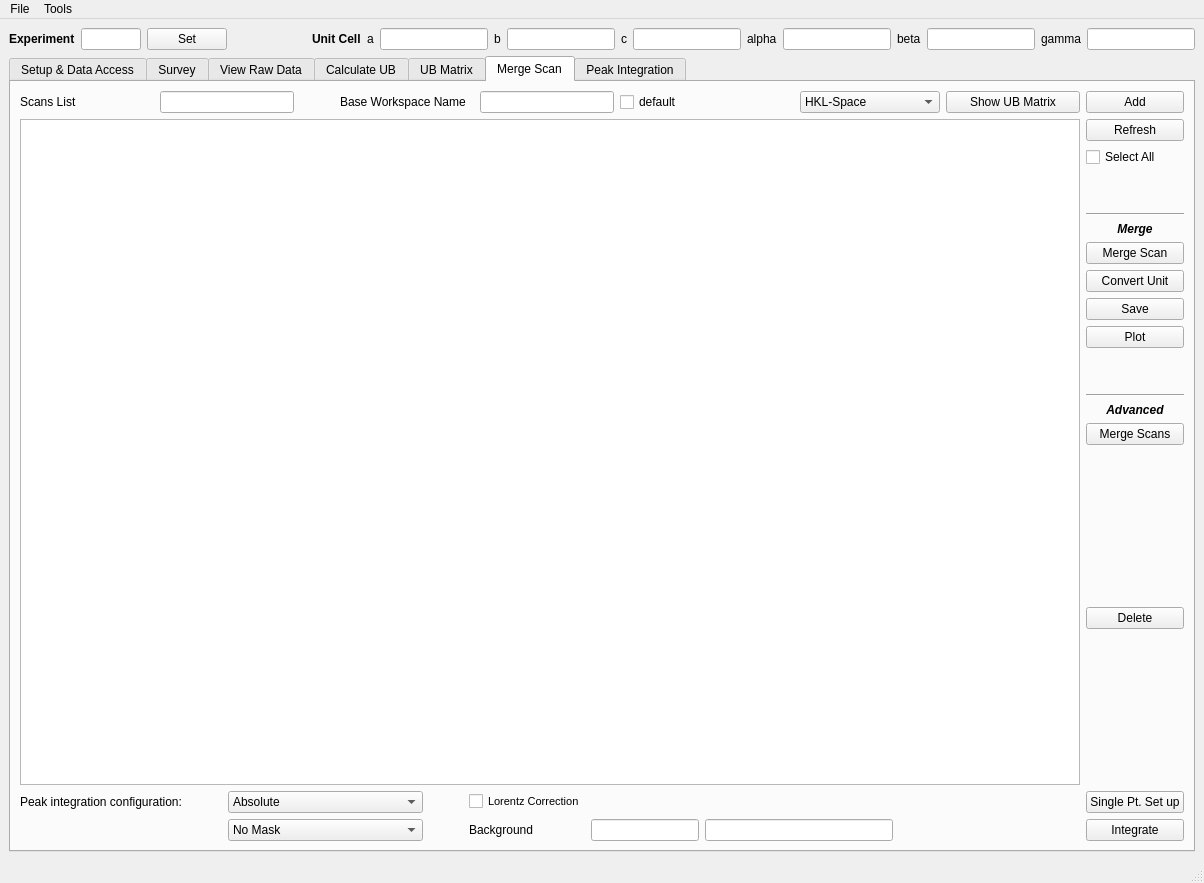
The window that scripts/HFIR_4Circle_Reduction/MainWindow.ui (mantidproject/mantid) describes before a commit, drawn with Qt 5.
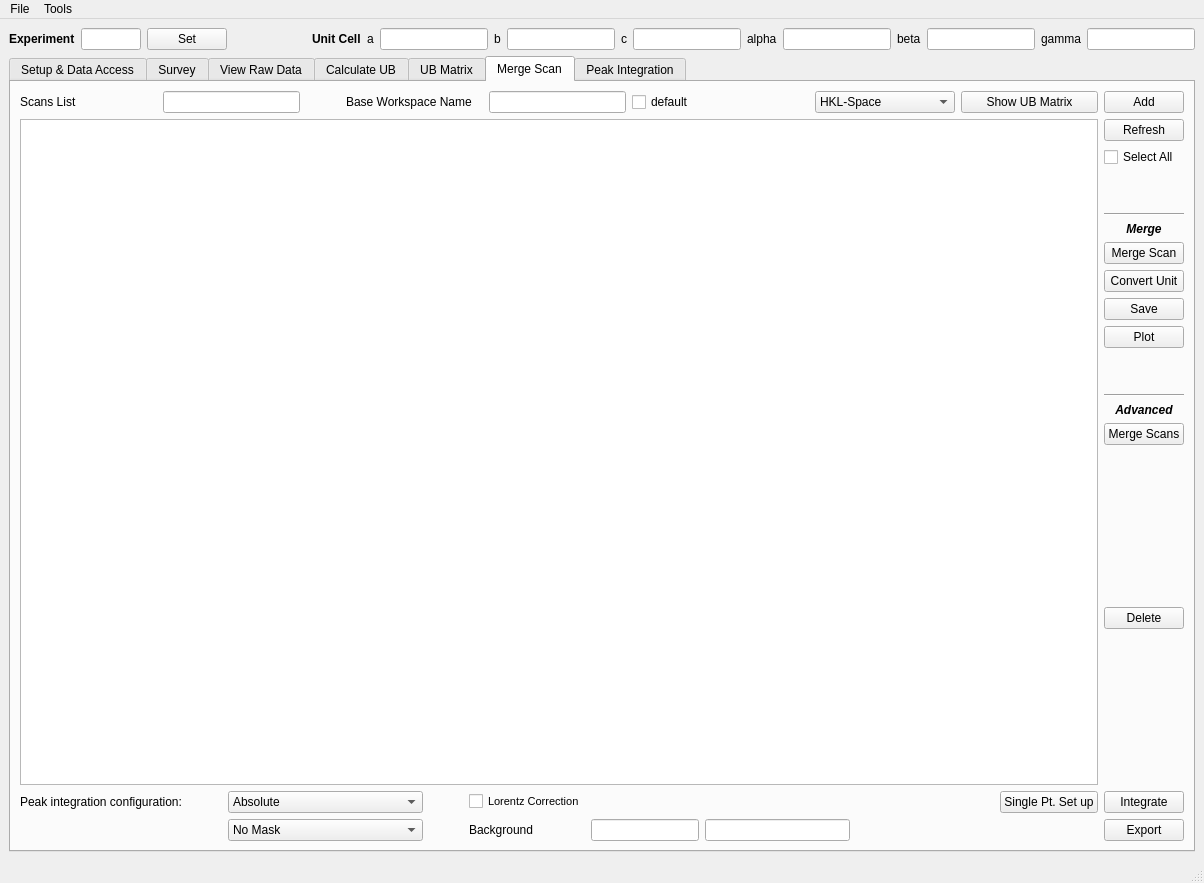
The same window after the commit. Custom widgets are drawn as their Qt base class.

Commit message: Refs #14366 and #14031. Checkpointing improvement.

The edit to the form file:
```diff
--- a/scripts/HFIR_4Circle_Reduction/MainWindow.ui
+++ b/scripts/HFIR_4Circle_Reduction/MainWindow.ui
@@ -2701,6 +2701,16 @@
            <layout class="QGridLayout" name="gridLayout_4">
             <item row="4" column="0">
              <layout class="QGridLayout" name="gridLayout_22">
+              <item row="0" column="8">
+               <widget class="QPushButton" name="pushButton_setupPeakIntegration">
+                <property name="toolTip">
+                 <string>&lt;html&gt;&lt;head/&gt;&lt;body&gt;&lt;p&gt;Switch to tab 'Peak Integrate' to set up options for peak integration&lt;/p&gt;&lt;/body&gt;&lt;/html&gt;</string>
+                </property>
+                <property name="text">
+                 <string>Single Pt. Set up</string>
+                </property>
+               </widget>
+              </item>
               <item row="2" column="3">
                <spacer name="horizontalSpacer_19">
                 <property name="orientation">
@@ -2788,19 +2798,6 @@
                 </property>
                </spacer>
               </item>
-              <item row="2" column="7">
-               <spacer name="horizontalSpacer_22">
-                <property name="orientation">
-                 <enum>Qt::Horizontal</enum>
-                </property>
-                <property name="sizeHint" stdset="0">
-                 <size>
-                  <width>40</width>
-                  <height>20</height>
-                 </size>
-                </property>
-               </spacer>
-              </item>
               <item row="2" column="6">
                <widget class="QLineEdit" name="lineEdit_numPt4BackgroundRight">
                 <property name="toolTip">
@@ -2820,6 +2817,19 @@
                 </property>
                </widget>
               </item>
+              <item row="0" column="7">
+               <spacer name="horizontalSpacer_22">
+                <property name="orientation">
+                 <enum>Qt::Horizontal</enum>
+                </property>
+                <property name="sizeHint" stdset="0">
+                 <size>
+                  <width>40</width>
+                  <height>20</height>
+                 </size>
+                </property>
+               </spacer>
+              </item>
              </layout>
             </item>
             <item row="1" column="0">
@@ -3143,17 +3153,7 @@
             </item>
             <item row="4" column="1">
              <layout class="QGridLayout" name="gridLayout_23">
-              <item row="1" column="0">
-               <widget class="QPushButton" name="pushButton_setupPeakIntegration">
-                <property name="toolTip">
-                 <string>&lt;html&gt;&lt;head/&gt;&lt;body&gt;&lt;p&gt;Switch to tab 'Peak Integrate' to set up options for peak integration&lt;/p&gt;&lt;/body&gt;&lt;/html&gt;</string>
-                </property>
-                <property name="text">
-                 <string>Single Pt. Set up</string>
-                </property>
-               </widget>
-              </item>
-              <item row="2" column="0">
+              <item row="0" column="0">
                <widget class="QPushButton" name="pushButton_integratePeaks">
                 <property name="maximumSize">
                  <size>
@@ -3169,6 +3169,13 @@
                 </property>
                </widget>
               </item>
+              <item row="1" column="0">
+               <widget class="QPushButton" name="pushButton_exportPeaks">
+                <property name="text">
+                 <string>Export</string>
+                </property>
+               </widget>
+              </item>
              </layout>
             </item>
            </layout>
```
Left out of the diff: 7 changed lines with no effect on the pictures. The commit also changes 1 other file.
